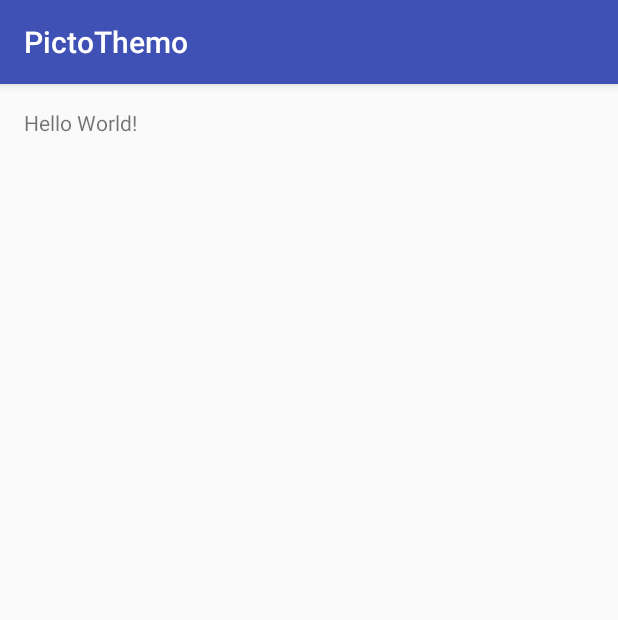
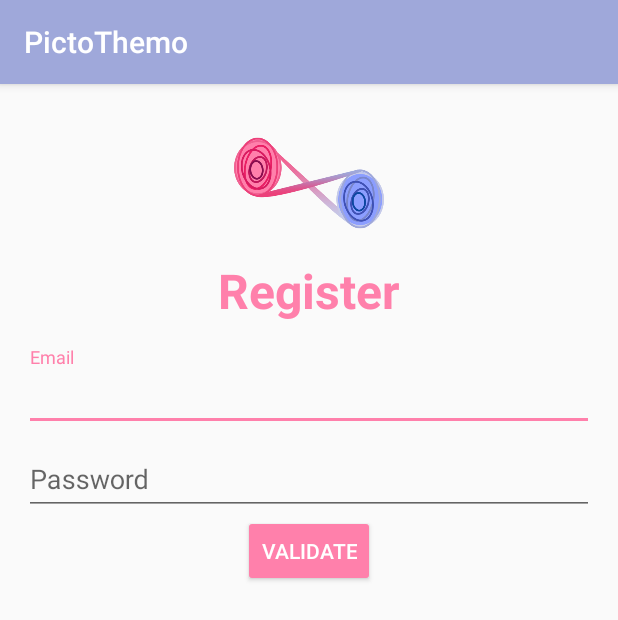
Before and after one commit to jess-bart/PictoThemo, an Android app: the screen it shows after launch (LoginActivity), on a phone screen of 412 x 824 dp. Shown: the top 620 px of the screen. Run offline under Robolectric (Android 15) with nearby library versions, the phone set to English and light mode, and no system bars.

Commit message:
style : login page

```diff
--- a/app/build.gradle
+++ b/app/build.gradle
@@ -25,5 +25,6 @@ dependencies {
         exclude group: 'com.android.support', module: 'support-annotations'
     })
     compile 'com.android.support:appcompat-v7:25.1.0'
+    compile 'com.android.support:design:25.0.0'
     testCompile 'junit:junit:4.12'
 }
--- a/app/src/main/java/com/jessy_barthelemy/pictothemo/LoginActivity.java
+++ b/app/src/main/java/com/jessy_barthelemy/pictothemo/LoginActivity.java
@@ -1,13 +1,65 @@
 package com.jessy_barthelemy.pictothemo;
 
+import android.content.Context;
+import android.content.res.Resources;
+import android.support.design.widget.TextInputEditText;
+import android.support.design.widget.TextInputLayout;
 import android.support.v7.app.AppCompatActivity;
 import android.os.Bundle;
+import android.view.KeyEvent;
+import android.view.View;
+import android.view.inputmethod.EditorInfo;
+import android.view.inputmethod.InputMethodManager;
+import android.widget.Button;
+import android.widget.TextView;
+import android.widget.Toast;
 
 public class LoginActivity extends AppCompatActivity {
+
+    private TextInputLayout email;
+    private TextInputLayout password;
+    private Button loginAction;
+    private Resources resources;
 
     @Override
     protected void onCreate(Bundle savedInstanceState) {
         super.onCreate(savedInstanceState);
         setContentView(R.layout.activity_login);
+
+        resources = getResources();
+        email = (TextInputLayout)findViewById(R.id.login_email);
+        password = (TextInputLayout)findViewById(R.id.login_password);
+        loginAction = (Button) findViewById(R.id.login_action);
+
+        password.getEditText().setOnEditorActionListener(new TextView.OnEditorActionListener() {
+            @Override
+            public boolean onEditorAction(TextView v, int actionId, KeyEvent event) {
+
+                if (actionId == EditorInfo.IME_ACTION_GO
+                        || actionId == EditorInfo.IME_ACTION_DONE
+                        || event.getAction() == KeyEvent.ACTION_DOWN
+                        && event.getKeyCode() == KeyEvent.KEYCODE_ENTER) {
+
+                    //Hide keyboard
+                    InputMethodManager imm = (InputMethodManager)getSystemService(Context.INPUT_METHOD_SERVICE);
+                    imm.hideSoftInputFromWindow(LoginActivity.this.getCurrentFocus().getWindowToken(), 0);
+
+                    attemptLogin();
+                    return true;
+                }
+                return false;
+            }
+        });
+
+        loginAction.setOnClickListener(new View.OnClickListener() {
+            @Override
+            public void onClick(View v) {
+                attemptLogin();
+            }
+        });
+    }
+
+    private void attemptLogin(){
+        Toast.makeText(LoginActivity.this, "Attempting login", Toast.LENGTH_SHORT).show();
     }
 }
--- a/app/src/main/res/layout/activity_login.xml
+++ b/app/src/main/res/layout/activity_login.xml
@@ -10,8 +10,60 @@
     android:paddingTop="@dimen/activity_vertical_margin"
     tools:context="com.jessy_barthelemy.pictothemo.LoginActivity">
 
-    <TextView
-        android:layout_width="wrap_content"
+    <android.support.v7.widget.LinearLayoutCompat
+        android:layout_width="match_parent"
         android:layout_height="wrap_content"
-        android:text="Hello World!" />
+
+        android:orientation="vertical"
+        android:layout_alignParentTop="true"
+        android:layout_alignParentLeft="true"
+        android:layout_alignParentStart="true"
+        android:id="@+id/linearLayoutCompat">
+
+        <android.support.v7.widget.AppCompatImageView
+            android:layout_width="100dp"
+            android:layout_height="100dp"
+            android:src="@mipmap/logo_transparent"
+            android:layout_gravity="center_horizontal"/>
+
+        <android.support.v7.widget.AppCompatTextView
+            style="@style/TitleAppearance"
+            android:layout_width="wrap_content"
+            android:layout_height="wrap_content"
+            android:layout_gravity="center_horizontal"
+            android:text="@string/login_registration"
+            android:layout_marginBottom="@dimen/activity_vertical_margin"/>
+
+        <android.support.design.widget.TextInputLayout
+            android:id="@+id/login_email"
+            android:layout_width="match_parent"
+            android:layout_height="wrap_content">
+            <android.support.design.widget.TextInputEditText
+                android:layout_width="match_parent"
+                android:layout_height="wrap_content"
+                android:hint="@string/login_email"
+                android:inputType="textEmailAddress"/>
+        </android.support.design.widget.TextInputLayout>
+
+        <android.support.design.widget.TextInputLayout
+            android:id="@+id/login_password"
+            android:layout_width="match_parent"
+            android:layout_height="wrap_content"
+            android:layout_below="@id/login_email">
+            <android.support.design.widget.TextInputEditText
+                android:layout_width="match_parent"
+                android:layout_height="wrap_content"
+                android:hint="@string/login_password"
+                android:inputType="textPassword" />
+        </android.support.design.widget.TextInputLayout>
+
+        <Button
+            android:id="@+id/login_action"
+            android:layout_width="wrap_content"
+            android:layout_height="wrap_content"
+            android:layout_below="@id/login_password"
+            android:text="@string/login_action"
+            android:layout_gravity="center_horizontal"
+            style="@style/ColoredButton"/>
+    </android.support.v7.widget.LinearLayoutCompat>
 </RelativeLayout>
--- a/app/src/main/res/values/colors.xml
+++ b/app/src/main/res/values/colors.xml
@@ -1,6 +1,6 @@
 <?xml version="1.0" encoding="utf-8"?>
 <resources>
-    <color name="colorPrimary">#3F51B5</color>
-    <color name="colorPrimaryDark">#303F9F</color>
-    <color name="colorAccent">#FF4081</color>
+    <color name="colorPrimary">#9fa8da</color>
+    <color name="colorPrimaryDark">#3f51b5</color>
+    <color name="colorAccent">#ff80ab</color>
 </resources>
--- a/app/src/main/res/values/dimens.xml
+++ b/app/src/main/res/values/dimens.xml
@@ -2,4 +2,7 @@
     <!-- Default screen margins, per the Android Design guidelines. -->
     <dimen name="activity_horizontal_margin">16dp</dimen>
     <dimen name="activity_vertical_margin">16dp</dimen>
+
+    <!-- Text -->
+    <dimen name="title_size">32sp</dimen>
 </resources>
--- a/app/src/main/res/values/strings.xml
+++ b/app/src/main/res/values/strings.xml
@@ -1,3 +1,10 @@
 <resources>
     <string name="app_name">PictoThemo</string>
+    <!-- Connexion/Registration form -->
+    <string name="login_email">Email</string>
+    <string name="login_password">Password</string>
+    <string name="login_action">Validate</string>
+    <string name="login_registration">Register</string>
+    <string name="login_login">Log in</string>
+    <string name="login_already_account">I am already registered</string>
 </resources>
--- a/app/src/main/res/values/styles.xml
+++ b/app/src/main/res/values/styles.xml
@@ -8,4 +8,20 @@
         <item name="colorAccent">@color/colorAccent</item>
     </style>
 
+    <!-- Button -->
+    <style name="ColoredButton" parent="Widget.AppCompat.Button.Colored">
+        <item name="android:textColor">@android:color/white</item>
+        <item name="colorButtonNormal">@color/colorPrimary</item>
+    </style>
+
+    <!-- Text -->
+    <style name="TitleTheme" parent="Theme.AppCompat.Light">
+        <item name="android:textAppearance">@style/TitleAppearance</item>
+    </style>
+    <style name="TitleAppearance" parent="TextAppearance.AppCompat">
+        <item name="android:textColor">@color/colorAccent</item>
+        <item name="android:textSize">@dimen/title_size</item>
+        <item name="android:textStyle">bold</item>
+    </style>
+
 </resources>
--- /dev/null
+++ b/build.gradle
@@ -0,0 +1,23 @@
+// Top-level build file where you can add configuration options common to all sub-projects/modules.
+
+buildscript {
+    repositories {
+        jcenter()
+    }
+    dependencies {
+        classpath 'com.android.tools.build:gradle:2.2.3'
+
+        // NOTE: Do not place your application dependencies here; they belong
+        // in the individual module build.gradle files
+    }
+}
+
+allprojects {
+    repositories {
+        jcenter()
+    }
+}
+
+task clean(type: Delete) {
+    delete rootProject.buildDir
+}
--- /dev/null
+++ b/gradle.properties
@@ -0,0 +1,17 @@
+# Project-wide Gradle settings.
+
+# IDE (e.g. Android Studio) users:
+# Gradle settings configured through the IDE *will override*
+# any settings specified in this file.
+
+# For more details on how to configure your build environment visit
+# http://www.gradle.org/docs/current/userguide/build_environment.html
+
+# Specifies the JVM arguments used for the daemon process.
+# The setting is particularly useful for tweaking memory settings.
+org.gradle.jvmargs=-Xmx1536m
+
+# When configured, Gradle will run in incubating parallel mode.
+# This option should only be used with decoupled projects. More details, visit
+# http://www.gradle.org/docs/current/userguide/multi_project_builds.html#sec:decoupled_projects
+# org.gradle.parallel=true
--- /dev/null
+++ b/settings.gradle
@@ -0,0 +1 @@
+include ':app'
```
Also changed, not shown: app/src/main/res/mipmap-hdpi/ic_launcher.png, app/src/main/res/mipmap-hdpi/logo_transparent.png (added), app/src/main/res/mipmap-mdpi/ic_launcher.png, app/src/main/res/mipmap-xhdpi/ic_launcher.png, app/src/main/res/mipmap-xxhdpi/ic_launcher.png, app/src/main/res/mipmap-xxxhdpi/ic_launcher.png, gradle/wrapper/gradle-wrapper.properties (added), 5 other files.
